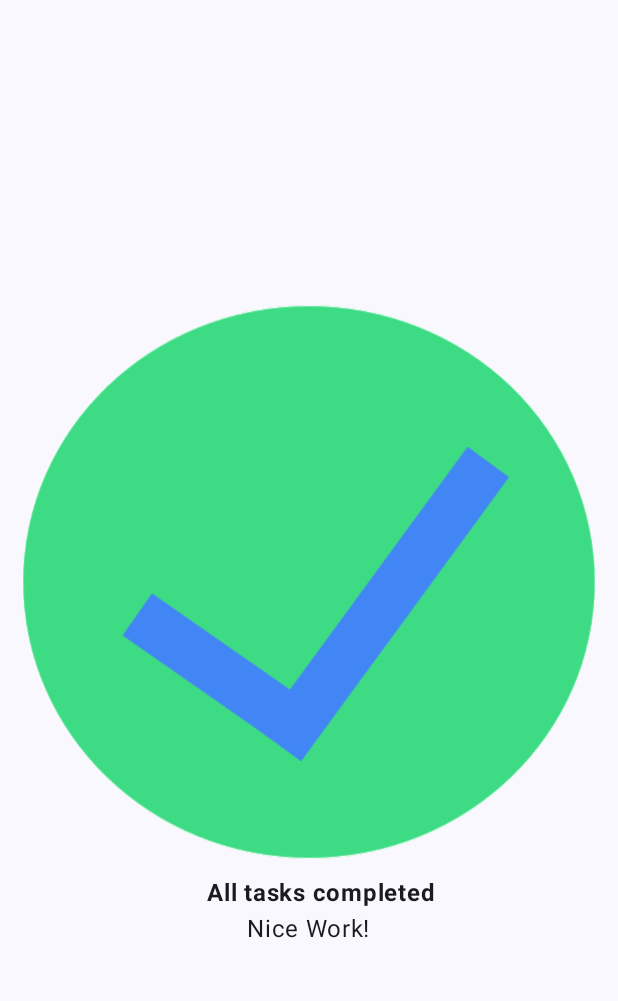
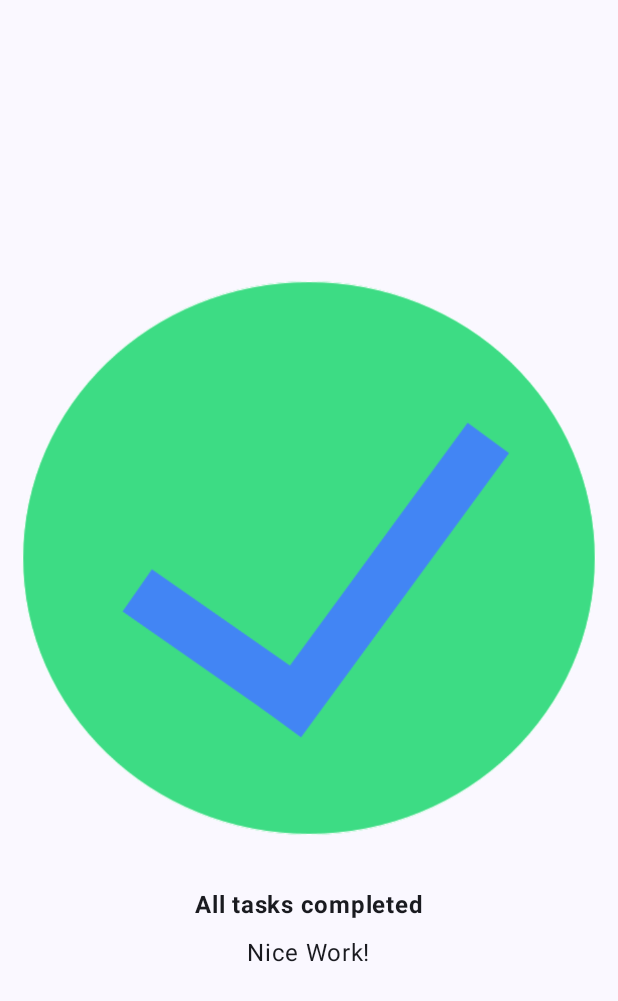
Before and after one commit to derferickc/Compose-Task-Manager-UI, an Android app built with Jetpack Compose: the screen it shows after launch (MainActivity), on a phone screen of 412 x 824 dp. Shown: the top 1001 px of the screen. Run offline under Robolectric (Android 15) with nearby library versions, the phone set to English and light mode, and no system bars.

Commit message:
updated padding for short description

```diff
--- a/app/src/main/java/com/example/taskmanagerui/MainActivity.kt
+++ b/app/src/main/java/com/example/taskmanagerui/MainActivity.kt
@@ -70,7 +70,7 @@ fun TaskManagerCard(
         Image(painter = imagePainter, contentDescription = null)
         Text(
             text = allTasksCompleted,
-            modifier = Modifier.padding(start = 24.dp, end = 8.dp),
+            modifier = Modifier.padding(top = 24.dp, bottom = 8.dp),
             fontWeight = FontWeight.Bold
         )
         Text(
```
